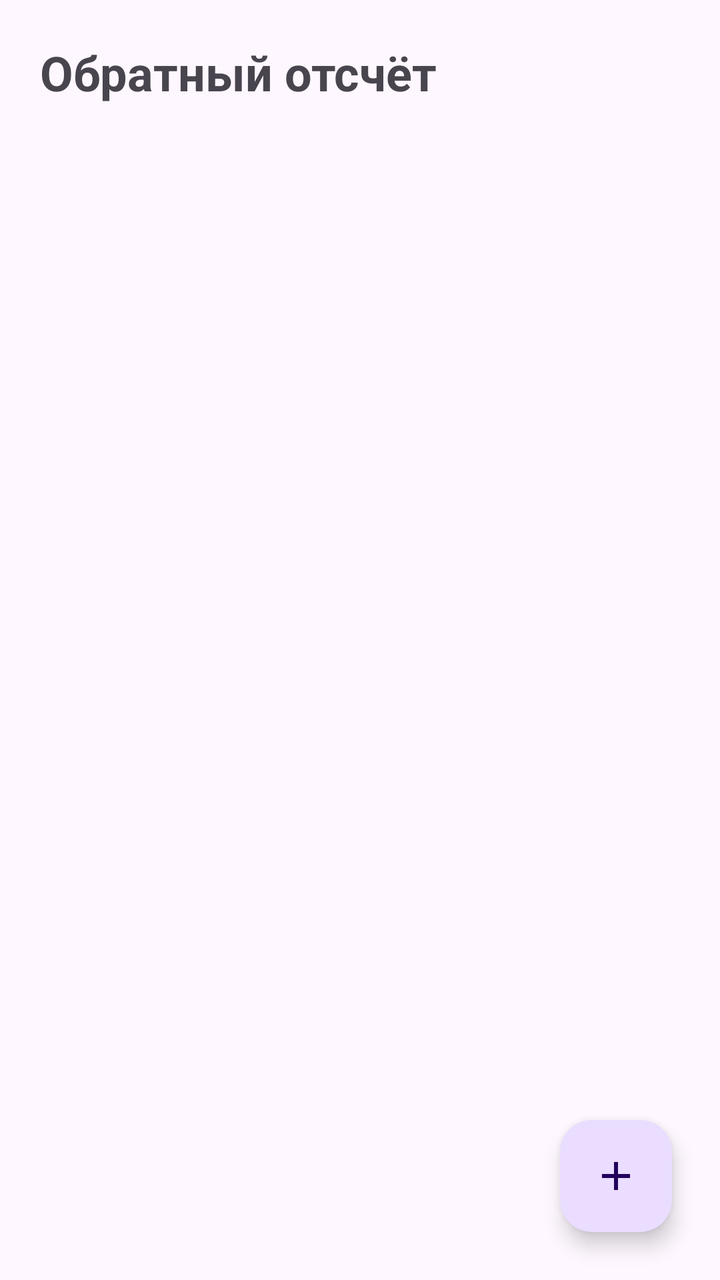
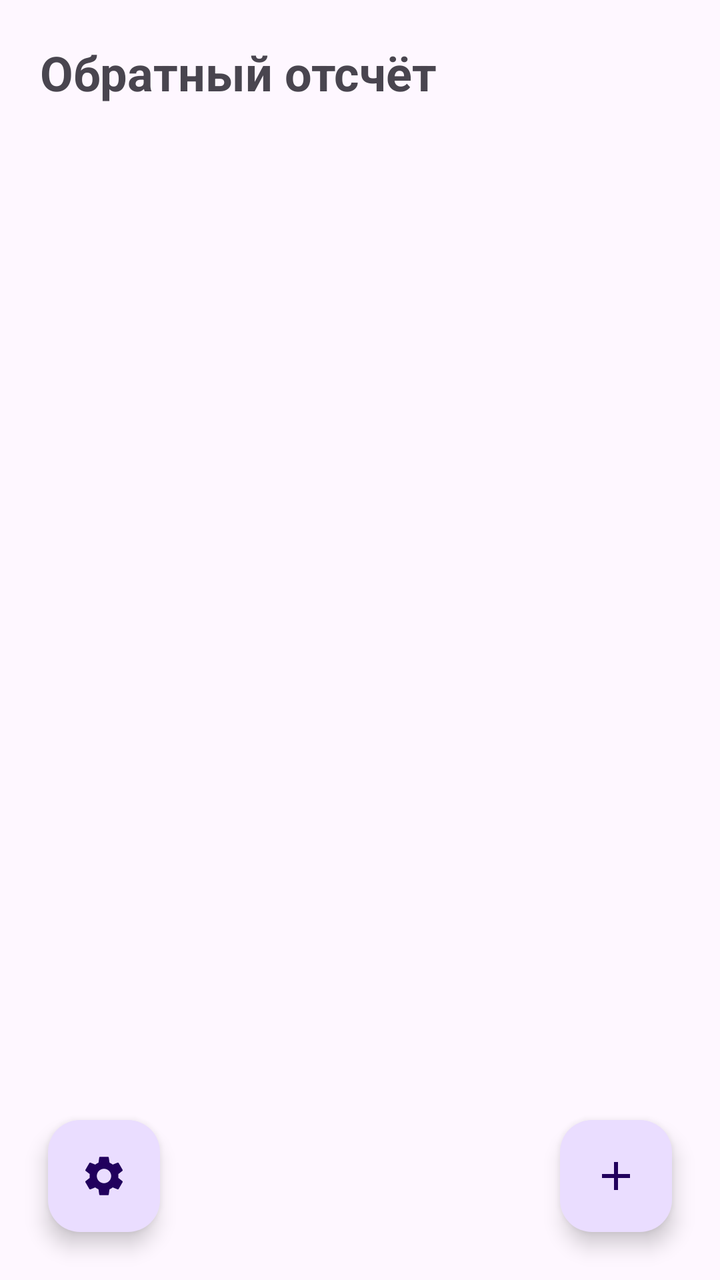

Screens rendered from an Android XML layout before and after an edit, with the pre-edit source and the edit as a unified diff.
<!-- AndroidManifest.xml: activity theme Theme.CountdownWidget -->
<!-- res/layout/activity_main.xml -->
<FrameLayout xmlns:android="http://schemas.android.com/apk/res/android"
    xmlns:app="http://schemas.android.com/apk/res-auto"
    android:layout_width="match_parent"
    android:layout_height="match_parent">

    <LinearLayout
        android:layout_width="match_parent"
        android:layout_height="match_parent"
        android:orientation="vertical">

        <TextView
            android:layout_width="wrap_content"
            android:layout_height="wrap_content"
            android:text="@string/app_name"
            android:textSize="24sp"
            android:textStyle="bold"
            android:padding="20dp" />

        <ListView
            android:id="@+id/list_countdowns"
            android:layout_width="match_parent"
            android:layout_height="0dp"
            android:layout_weight="1"
            android:divider="@null"
            android:dividerHeight="10dp"
            android:paddingStart="16dp"
            android:paddingEnd="16dp"
            android:paddingBottom="88dp"
            android:clipToPadding="false" />
    </LinearLayout>

    <TextView
        android:id="@+id/text_empty"
        android:layout_width="wrap_content"
        android:layout_height="wrap_content"
        android:layout_gravity="center"
        android:gravity="center"
        android:text="@string/empty_list"
        android:textSize="16sp"
        android:alpha="0.6"
        android:visibility="gone" />

    <com.google.android.material.floatingactionbutton.FloatingActionButton
        android:id="@+id/fab_add"
        android:layout_width="wrap_content"
        android:layout_height="wrap_content"
        android:layout_gravity="end|bottom"
        android:layout_margin="24dp"
        android:contentDescription="@string/add_countdown"
        app:srcCompat="@drawable/ic_add" />
</FrameLayout>
<!-- resources referenced by this layout -->
<resources>
  <!-- drawable ic_add (drawable) -->
  <vector xmlns:android="http://schemas.android.com/apk/res/android"
      android:width="24dp"
      android:height="24dp"
      android:viewportWidth="24"
      android:viewportHeight="24">
      <path
          android:fillColor="#FFFFFFFF"
          android:pathData="M19,13h-6v6h-2v-6H5v-2h6V5h2v6h6v2z" />
  </vector>
  <string name="add_countdown">Добавить отсчёт</string>
  <string name="app_name">Обратный отсчёт</string>
  <string name="empty_list">Пока нет ни одного отсчёта.\nНажмите «+», чтобы добавить.</string>
  <style name="Theme.CountdownWidget" parent="Theme.Material3.DayNight.NoActionBar">
          <item name="colorPrimary">@color/accent</item>
      </style>
  <color name="accent">#2962FF</color>
</resources>

<!-- the commit's change to res/layout/activity_main.xml (unified diff, before → after) -->
@@ -37,8 +37,18 @@
         android:gravity="center"
         android:text="@string/empty_list"
         android:textSize="16sp"
-        android:alpha="0.6"
+        android:tag="secondary"
         android:visibility="gone" />
+
+    <com.google.android.material.floatingactionbutton.FloatingActionButton
+        android:id="@+id/fab_settings"
+        android:layout_width="wrap_content"
+        android:layout_height="wrap_content"
+        android:layout_gravity="start|bottom"
+        android:layout_margin="24dp"
+        android:tag="fab_secondary"
+        android:contentDescription="@string/settings"
+        app:srcCompat="@drawable/ic_settings" />
 
     <com.google.android.material.floatingactionbutton.FloatingActionButton
         android:id="@+id/fab_add"
<!-- resource entries referenced after the edit -->
@@ -10,9 +10,20 @@
           android:fillColor="#FFFFFFFF"
           android:pathData="M19,13h-6v6h-2v-6H5v-2h6V5h2v6h6v2z" />
   </vector>
+  <!-- drawable ic_settings (drawable) -->
+  <vector xmlns:android="http://schemas.android.com/apk/res/android"
+      android:width="24dp"
+      android:height="24dp"
+      android:viewportWidth="24"
+      android:viewportHeight="24">
+      <path
+          android:fillColor="#FFFFFFFF"
+          android:pathData="M19.14,12.94c0.04,-0.3 0.06,-0.61 0.06,-0.94c0,-0.32 -0.02,-0.64 -0.07,-0.94l2.03,-1.58c0.18,-0.14 0.23,-0.41 0.12,-0.61l-1.92,-3.32c-0.12,-0.22 -0.37,-0.29 -0.59,-0.22l-2.39,0.96c-0.5,-0.38 -1.03,-0.7 -1.62,-0.94L14.4,2.81c-0.04,-0.24 -0.24,-0.41 -0.48,-0.41h-3.84c-0.24,0 -0.43,0.17 -0.47,0.41L9.25,5.35C8.66,5.59 8.12,5.92 7.63,6.29L5.24,5.33c-0.22,-0.08 -0.47,0 -0.59,0.22L2.74,8.87C2.62,9.08 2.66,9.34 2.86,9.48l2.03,1.58C4.84,11.36 4.8,11.69 4.8,12s0.02,0.64 0.07,0.94l-2.03,1.58c-0.18,0.14 -0.23,0.41 -0.12,0.61l1.92,3.32c0.12,0.22 0.37,0.29 0.59,0.22l2.39,-0.96c0.5,0.38 1.03,0.7 1.62,0.94l0.36,2.54c0.05,0.24 0.24,0.41 0.48,0.41h3.84c0.24,0 0.44,-0.17 0.47,-0.41l0.36,-2.54c0.59,-0.24 1.13,-0.56 1.62,-0.94l2.39,0.96c0.22,0.08 0.47,0 0.59,-0.22l1.92,-3.32c0.12,-0.22 0.07,-0.47 -0.12,-0.61L19.14,12.94zM12,15.6c-1.98,0 -3.6,-1.62 -3.6,-3.6s1.62,-3.6 3.6,-3.6s3.6,1.62 3.6,3.6S13.98,15.6 12,15.6z" />
+  </vector>
   <string name="add_countdown">Добавить отсчёт</string>
   <string name="app_name">Обратный отсчёт</string>
   <string name="empty_list">Пока нет ни одного отсчёта.\nНажмите «+», чтобы добавить.</string>
+  <string name="settings">Настройки</string>
   <style name="Theme.CountdownWidget" parent="Theme.Material3.DayNight.NoActionBar">
           <item name="colorPrimary">@color/accent</item>
       </style>
